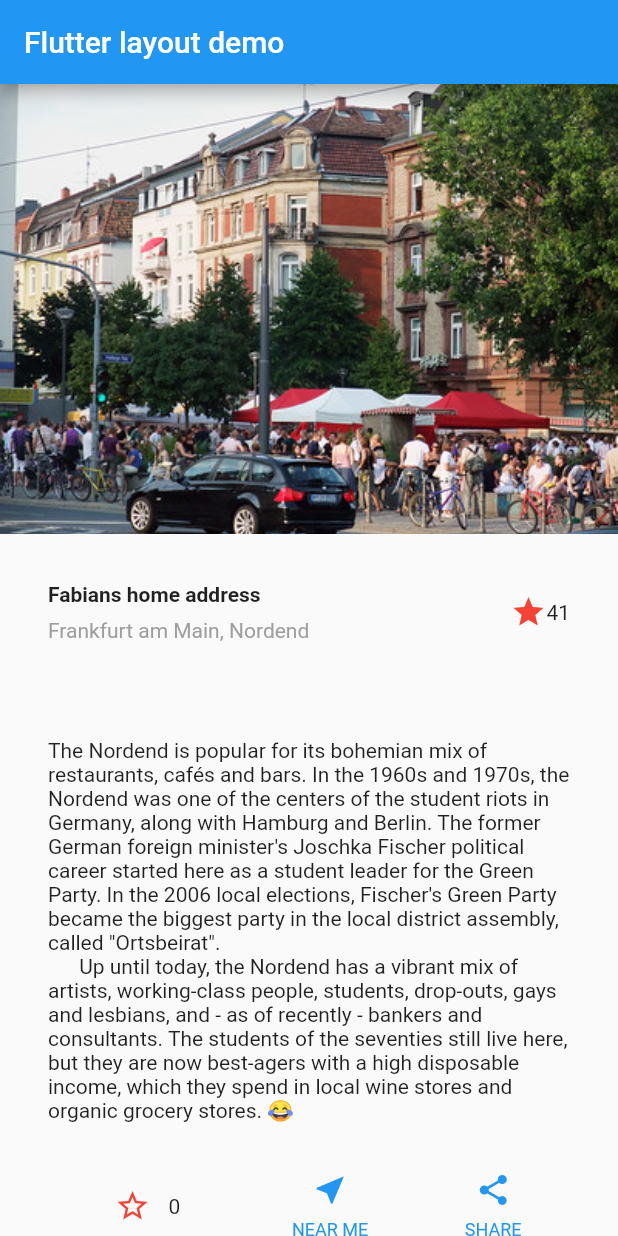
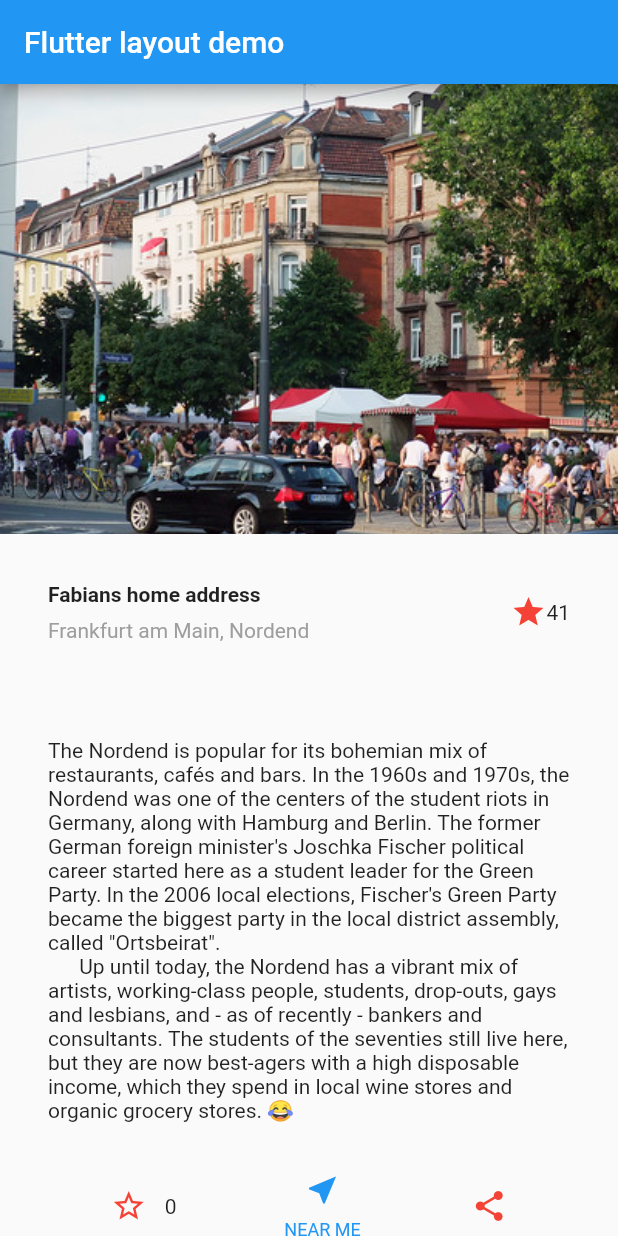
Before and after one commit to fabapp2/flutter-playground, a Flutter app: the screen it shows after launch, on a phone screen of 412 x 824 dp. Run offline on Flutter 3.47's test engine with Material 2 defaults, Android fonts, the phone set to English and light mode, and no system bars; our stand-ins replace share.

Commit message:
feat:  share button is interactive

```diff
--- a/building_layouts/lib/main.dart
+++ b/building_layouts/lib/main.dart
@@ -1,5 +1,6 @@
 import 'package:flutter/material.dart';
 import 'dart:developer' as developer;
+import 'package:share/share.dart';
 
 void main() => runApp(MyApp());
 
@@ -8,7 +9,9 @@ class MyApp extends StatelessWidget {
 
   @override
   Widget build(BuildContext context) {
-    Color color = Theme.of(context).primaryColor;
+    Color color = Theme
+        .of(context)
+        .primaryColor;
 
     Widget buttonSelection = Container(
       child: Row(
@@ -17,7 +20,8 @@ class MyApp extends StatelessWidget {
           // _buildButtonColumn(color, Icons.call, "CALL"),
           FavoriteWidget(),
           _buildButtonColumn(color, Icons.near_me, "NEAR ME"),
-          _buildButtonColumn(color, Icons.share, "SHARE")
+          // _buildButtonColumn(color, Icons.share, "SHARE")
+          ShareWidget()
         ],
       ),
     );
@@ -50,7 +54,7 @@ class MyApp extends StatelessWidget {
                 title: Text("Flutter layout demo")
             ),
             body: ListView(
-          children:[
+                children: [
                   Image.asset(
                       "images/Nordend.jpg",
                       width: 400,
@@ -67,6 +71,8 @@ class MyApp extends StatelessWidget {
     );
   }
 
+
+
   Column _buildButtonColumn(Color color, IconData icon, String label) {
     developer.log('building the button ${label}', name: 'my.app.category');
     return Column(
@@ -79,7 +85,7 @@ class MyApp extends StatelessWidget {
             child: Text(
                 label,
                 style: TextStyle(
-                  fontSize:   12,
+                  fontSize: 12,
                   fontWeight: FontWeight.w400,
                   color: color,
                 )
@@ -89,6 +95,41 @@ class MyApp extends StatelessWidget {
     );
   }
 }
+
+
+class ShareWidget extends StatefulWidget {
+  @override
+  _ShareWidgetState createState() => _ShareWidgetState();
+}
+
+class _ShareWidgetState extends State<ShareWidget> {
+  @override
+  Widget build(BuildContext context){
+    return Row(
+      mainAxisSize: MainAxisSize.min,
+      children: <Widget>[
+        Container(
+          padding: EdgeInsets.all(0),
+          child: IconButton(
+            icon: Icon(
+                Icons.share,
+                color: Colors.red),
+            onPressed: _showShare,
+            )
+          ),
+      ],
+    );
+  }
+
+  void _showShare() {
+    final RenderBox box = context.findRenderObject();
+    Share.share("Share to",
+        sharePositionOrigin:
+        box.localToGlobal(Offset.zero) &
+        box.size);
+  }
+}
+
 
 class FavoriteWidget extends StatefulWidget {
   @override
@@ -123,8 +164,8 @@ class _FavoriteWidgetState extends State<FavoriteWidget> {
   }
 
   _toggleFavorite() {
-    setState(()  {
-      if(_isFavorited) {
+    setState(() {
+      if (_isFavorited) {
         _favoriteCount--;
         _isFavorited = false;
       } else {
--- a/building_layouts/pubspec.yaml
+++ b/building_layouts/pubspec.yaml
@@ -17,6 +17,7 @@ environment:
   sdk: ">=2.1.0 <3.0.0"
 
 dependencies:
+  share : ^0.5.3
   flutter:
     sdk: flutter
 
```
Also changed, not shown: building_layouts/pubspec.lock, 6 other files. Lines whose indentation alone changed are shown as unchanged.
